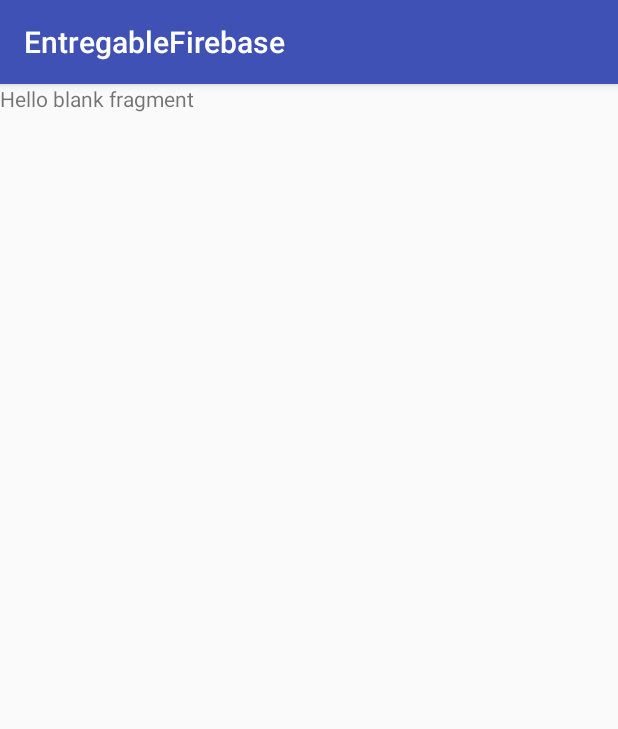
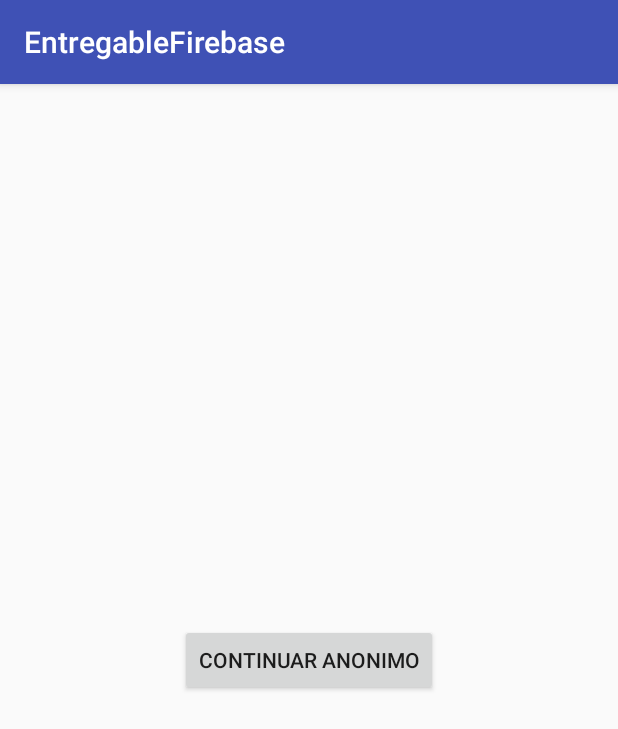
Before and after one commit to matiasnoriega/entregableFirebase, an Android app: the fragment FragmentLogin shown on its own in the app's theme, on a phone screen of 412 x 824 dp. Shown: the top 729 px of the screen. Run offline under Robolectric (Android 15) with nearby library versions, the light colour scheme and no system bars; our stand-ins replace Firebase (no records; nobody signed in at launch, a user with empty details on screens opened directly).

Commit message:
Cambios a XML

```diff
--- a/app/build.gradle
+++ b/app/build.gradle
@@ -33,6 +33,7 @@
     compile 'com.android.support:cardview-v7:24.2.1'
     compile 'com.github.bumptech.glide:glide:3.7.0'
     compile 'com.google.code.gson:gson:2.3.1'
+    compile 'com.google.firebase:firebase-auth:9.6.0'
     compile 'com.google.firebase:firebase-database:9.6.0'
     compile 'com.google.firebase:firebase-storage:9.6.0'
     compile 'com.firebaseui:firebase-ui-storage:0.6.0'
--- a/app/src/main/java/com/example/dh_mob_tv/entregablefirebase/view/FragmentLogin.java
+++ b/app/src/main/java/com/example/dh_mob_tv/entregablefirebase/view/FragmentLogin.java
@@ -2,21 +2,46 @@
 
 
 import android.os.Bundle;
+import android.support.annotation.NonNull;
 import android.support.v4.app.Fragment;
+import android.util.Log;
 import android.view.LayoutInflater;
 import android.view.View;
 import android.view.ViewGroup;
+import android.widget.Toast;
 
 import com.example.dh_mob_tv.entregablefirebase.R;
+import com.google.android.gms.tasks.OnCompleteListener;
+import com.google.android.gms.tasks.Task;
+import com.google.firebase.auth.AuthResult;
+import com.google.firebase.auth.FirebaseAuth;
+import com.google.firebase.auth.FirebaseUser;
 
 /**
  * A simple {@link Fragment} subclass.
  */
 public class FragmentLogin extends Fragment {
 
+    private FirebaseAuth mAuth;
+    private FirebaseAuth.AuthStateListener mAuthListener;
 
     public FragmentLogin() {
-        // Required empty public constructor
+        mAuth = FirebaseAuth.getInstance();
+
+        mAuthListener = new FirebaseAuth.AuthStateListener() {
+            @Override
+            public void onAuthStateChanged(@NonNull FirebaseAuth firebaseAuth) {
+                FirebaseUser user = firebaseAuth.getCurrentUser();
+                if (user != null) {
+                    // User is signed in
+                    Log.d("TAG", "onAuthStateChanged:signed_in:" + user.getUid());
+                } else {
+                    // User is signed out
+                    Log.d("TAG", "onAuthStateChanged:signed_out");
+                }
+                // ...
+            }
+        };
     }
 
 
@@ -27,4 +52,5 @@
         return inflater.inflate(R.layout.fragment_fragment_login, container, false);
     }
 
+
 }
--- a/app/src/main/java/com/example/dh_mob_tv/entregablefirebase/view/FragmentRecyclerView.java
+++ b/app/src/main/java/com/example/dh_mob_tv/entregablefirebase/view/FragmentRecyclerView.java
@@ -44,7 +44,7 @@
         listAMostrar = artista.getPaints();
         recyclerView = (RecyclerView) view.findViewById(R.id.recyclerView_main);
 
-        //cargarFondo(view, artista.getName());
+        cargarFondo(view, artista.getName());
 
         RecyclerViewAdapter recyclerViewAdapter = new RecyclerViewAdapter(getContext(), listAMostrar, new Listener());
         recyclerView.setAdapter(recyclerViewAdapter);
@@ -73,7 +73,7 @@
 
         switch (artista) {
             case "Andy":
-                frameLayout.setBackgroundResource(R.drawable.andy);
+                frameLayout.setBackgroundResource(R.drawable.andy2);
                 break;
             case "Michelangelo":
                 frameLayout.setBackgroundResource(R.drawable.michelangelo);
--- a/app/src/main/java/com/example/dh_mob_tv/entregablefirebase/view/MainActivity.java
+++ b/app/src/main/java/com/example/dh_mob_tv/entregablefirebase/view/MainActivity.java
@@ -7,15 +7,16 @@
 import com.example.dh_mob_tv.entregablefirebase.R;
 
 import com.example.dh_mob_tv.entregablefirebase.model.RecyclerViewAdapter;
+import com.google.firebase.auth.FirebaseAuth;
 
 public class MainActivity extends AppCompatActivity {
 
-    private RecyclerView recyclerViewObras;
-    private RecyclerViewAdapter recyclerViewAdapter;
+
     @Override
     protected void onCreate(Bundle savedInstanceState) {
         super.onCreate(savedInstanceState);
         setContentView(R.layout.activity_main);
+
 
         FragmentViewPagerHome homeFragment = new FragmentViewPagerHome();
         cargadorDeFragments(homeFragment);
@@ -35,4 +36,5 @@
         FragmentViewPagerHome homeFragment = new FragmentViewPagerHome();
         cargadorDeFragments(homeFragment);
     }
+
 }
--- a/app/src/main/res/layout/fragment_fragment_login.xml
+++ b/app/src/main/res/layout/fragment_fragment_login.xml
@@ -1,13 +1,13 @@
-<FrameLayout xmlns:android="http://schemas.android.com/apk/res/android"
+<RelativeLayout xmlns:android="http://schemas.android.com/apk/res/android"
     xmlns:tools="http://schemas.android.com/tools"
     android:layout_width="match_parent"
     android:layout_height="match_parent"
     tools:context="com.example.dh_mob_tv.entregablefirebase.view.FragmentLogin">
 
-    <!-- TODO: Update blank fragment layout -->
-    <TextView
-        android:layout_width="match_parent"
-        android:layout_height="match_parent"
-        android:text="@string/hello_blank_fragment" />
+    <Button
+        android:layout_width="wrap_content"
+        android:layout_height="wrap_content"
+        android:text="Continuar Anonimo"
+        android:layout_centerInParent="true"/>
 
-</FrameLayout>
+</RelativeLayout>
--- a/app/src/main/res/layout/fragment_recyclerview.xml
+++ b/app/src/main/res/layout/fragment_recyclerview.xml
@@ -14,7 +14,7 @@
 
     <android.support.v7.widget.RecyclerView
         android:layout_width="match_parent"
-        android:layout_height="wrap_content"
+        android:layout_height="match_parent"
         android:padding="5dp"
         android:id="@+id/recyclerView_main"/>
 
```
Also changed, not shown: app/src/main/res/drawable/michelangelo.jpg.
